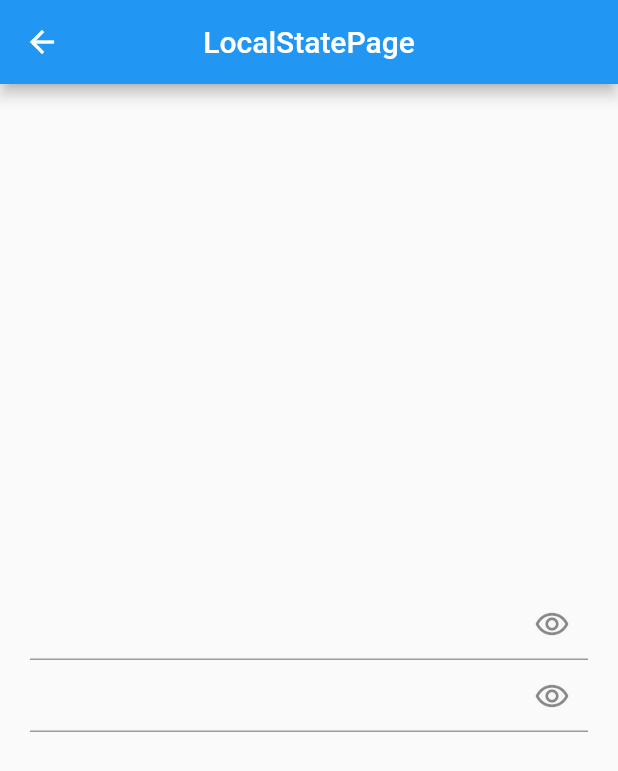
After one commit to ricardoemerson/getx-state-manager, a Flutter app: the screen it shows after launch, after a tap on "Local State", on a phone screen of 412 x 824 dp. The commit adds this screen. Shown: the top 771 px of the screen. Run offline on Flutter 3.47's test engine with Material 2 defaults, Android fonts, the phone set to English and light mode, and no system bars; our stand-ins replace get.

Commit message:
Adicionada funcionalidade para uso de local state com GetX.

```diff
--- a/lib/main.dart
+++ b/lib/main.dart
@@ -4,6 +4,7 @@ import 'package:get/get.dart';
 import 'pages/base_reactivity/base_reactivity_page.dart';
 import 'pages/generics_reactive_type/generics_reactive_type_page.dart';
 import 'pages/home/home_page.dart';
+import 'pages/local_state/local_state_page.dart';
 import 'pages/nullable_generics_reactive_type/nullable_generics_reactive_type_page.dart';
 import 'pages/objects_update/objects_update_page.dart';
 import 'pages/obs_for_types/obs_for_types_page.dart';
@@ -35,6 +36,7 @@ class MyApp extends StatelessWidget {
         ),
         GetPage(name: '/obs-for-types', page: () => ObsForTypesPage()),
         GetPage(name: '/objects-update', page: () => ObjectsUpdatePage()),
+        GetPage(name: '/local-state', page: () => const LocalStatePage()),
       ],
     );
   }
--- a/lib/pages/home/home_page.dart
+++ b/lib/pages/home/home_page.dart
@@ -39,6 +39,10 @@ class HomePage extends StatelessWidget {
               onPressed: () => Get.toNamed('/objects-update'),
               child: const Text('Atualização de Objetos'),
             ),
+            TextButton(
+              onPressed: () => Get.toNamed('/local-state'),
+              child: const Text('Local State'),
+            ),
           ],
         ),
       ),
--- /dev/null
+++ b/lib/pages/local_state/local_state_page.dart
@@ -0,0 +1,64 @@
+import 'package:flutter/material.dart';
+import 'package:get/get.dart';
+
+class LocalStatePage extends StatelessWidget {
+  const LocalStatePage({Key? key}) : super(key: key);
+
+  @override
+  Widget build(BuildContext context) {
+    return Scaffold(
+      appBar: AppBar(
+        title: const Text('LocalStatePage'),
+        centerTitle: true,
+      ),
+      body: Padding(
+        padding: const EdgeInsets.all(20.0),
+        child: Center(
+          child: Column(
+            mainAxisAlignment: MainAxisAlignment.center,
+            children: [
+              ValueBuilder<bool?>(
+                initialValue: true,
+                onUpdate: (p0) {
+                  debugPrint('Alterado para $p0');
+                },
+                onDispose: () {
+                  debugPrint('Removido da arvore de widget.');
+                },
+                builder: (obscureValue, updater) {
+                  return TextFormField(
+                    obscureText: obscureValue!,
+                    decoration: InputDecoration(
+                      suffixIcon: IconButton(
+                        onPressed: () {
+                          updater(!obscureValue);
+                        },
+                        icon: const Icon(Icons.remove_red_eye_outlined),
+                      ),
+                    ),
+                  );
+                },
+              ),
+              ObxValue<RxBool>(
+                (obscureData) {
+                  return TextFormField(
+                    obscureText: obscureData.value,
+                    decoration: InputDecoration(
+                      suffixIcon: IconButton(
+                        onPressed: () {
+                          obscureData.toggle();
+                        },
+                        icon: const Icon(Icons.remove_red_eye_outlined),
+                      ),
+                    ),
+                  );
+                },
+                true.obs,
+              )
+            ],
+          ),
+        ),
+      ),
+    );
+  }
+}
```
